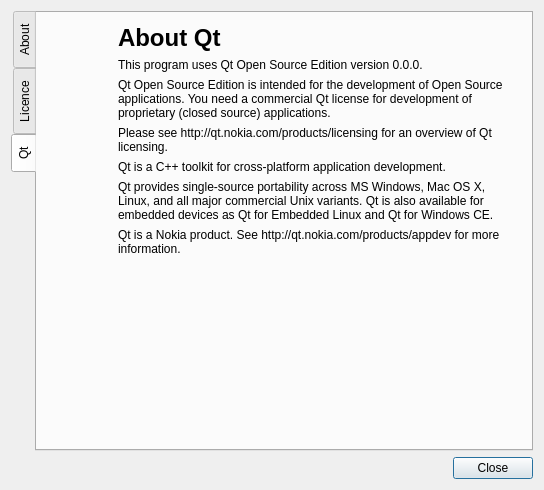
Above: src/ui/About.ui from ntadej/tano before the change. Below: the same form after it.
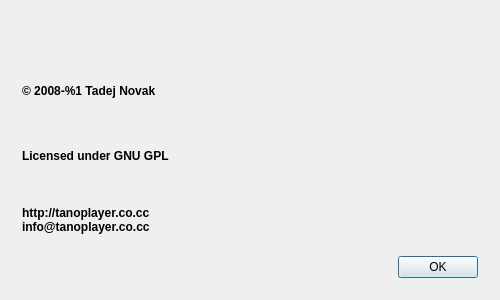
That is the form after the change. The open tabs and pages were chosen to show the change. Icons and pictures are not drawn. Custom widgets are drawn as their Qt base class.

Commit message: Redesigned About dialog, Recorder updates

What changed in the file:
```diff
--- a/src/ui/About.ui
+++ b/src/ui/About.ui
@@ -6,8 +6,8 @@
    <rect>
     <x>0</x>
     <y>0</y>
-    <width>544</width>
-    <height>490</height>
+    <width>500</width>
+    <height>300</height>
    </rect>
   </property>
   <property name="sizePolicy">
@@ -23,22 +23,13 @@
    <iconset resource="images.qrc">
     <normaloff>:/icons/images/tano.png</normaloff>:/icons/images/tano.png</iconset>
   </property>
-  <layout class="QVBoxLayout" name="verticalLayout">
+  <layout class="QVBoxLayout" name="verticalLayout_3">
    <item>
-    <widget class="QTabWidget" name="tabWidget">
-     <property name="tabPosition">
-      <enum>QTabWidget::West</enum>
-     </property>
-     <property name="currentIndex">
-      <number>0</number>
-     </property>
-     <widget class="QWidget" name="tabAbout">
-      <attribute name="title">
-       <string>About</string>
-      </attribute>
-      <layout class="QHBoxLayout" name="horizontalLayout_2">
+    <widget class="QStackedWidget" name="stackedWidget">
+     <widget class="QWidget" name="pageAbout">
+      <layout class="QVBoxLayout" name="verticalLayout_2">
        <item>
-        <layout class="QVBoxLayout" name="layoutLogo">
+        <layout class="QHBoxLayout" name="horizontalLayout_5">
          <item>
           <widget class="QLabel" name="labelLogo">
            <property name="sizePolicy">
@@ -59,341 +50,170 @@
           </widget>
          </item>
          <item>
-          <spacer name="verticalSpacer">
-           <property name="orientation">
-            <enum>Qt::Vertical</enum>
-           </property>
-           <property name="sizeHint" stdset="0">
-            <size>
-             <width>20</width>
-             <height>40</height>
-            </size>
-           </property>
-          </spacer>
-         </item>
+          <layout class="QVBoxLayout" name="verticalLayout">
          <item>
-          <widget class="QLabel" name="labelIconVlc">
+            <widget class="QLabel" name="labelName">
            <property name="pixmap">
-            <pixmap resource="images.qrc">:/icons/images/vlc.png</pixmap>
+              <pixmap resource="images.qrc">:/icons/images/name.png</pixmap>
            </property>
            <property name="alignment">
-            <set>Qt::AlignRight|Qt::AlignTrailing|Qt::AlignVCenter</set>
-           </property>
-          </widget>
-         </item>
-        </layout>
-       </item>
-       <item>
-        <layout class="QVBoxLayout" name="layoutAbout">
-         <item>
-          <widget class="QLabel" name="labelTitle">
-           <property name="text">
-            <string>&lt;h1&gt;Tano&lt;/h1&gt;</string>
+              <set>Qt::AlignCenter</set>
            </property>
           </widget>
          </item>
          <item>
           <widget class="QLabel" name="labelVersion">
-           <property name="text">
-            <string>&lt;h2&gt;&lt;/h2&gt;</string>
+             <property name="sizePolicy">
+              <sizepolicy hsizetype="Preferred" vsizetype="Maximum">
+               <horstretch>0</horstretch>
+               <verstretch>0</verstretch>
+              </sizepolicy>
+             </property>
+             <property name="alignment">
+              <set>Qt::AlignCenter</set>
            </property>
           </widget>
          </item>
+          </layout>
+         </item>
+        </layout>
+       </item>
+       <item>
+        <layout class="QHBoxLayout" name="horizontalLayout">
+         <item>
+          <layout class="QVBoxLayout" name="verticalLayout_5">
          <item>
           <widget class="QLabel" name="labelCopy">
            <property name="text">
-            <string>Copyright &amp;copy; 2008-%1 Tadej Novak&lt;br&gt;http://tanoplayer.co.cc&lt;br&gt;info@tanoplayer.co.cc</string>
-           </property>
-           <property name="openExternalLinks">
-            <bool>true</bool>
-           </property>
+              <string notr="true">&lt;h4&gt;&amp;copy; 2008-%1 Tadej Novak&lt;/h4&gt;</string>
+             </property>
           </widget>
          </item>
          <item>
-          <spacer name="verticalSpacer_3">
-           <property name="orientation">
-            <enum>Qt::Vertical</enum>
-           </property>
-           <property name="sizeType">
-            <enum>QSizePolicy::Minimum</enum>
-           </property>
-           <property name="sizeHint" stdset="0">
-            <size>
-             <width>20</width>
-             <height>20</height>
-            </size>
-           </property>
-          </spacer>
+            <widget class="QLabel" name="labelLicense">
+             <property name="text">
+              <string>&lt;h4&gt;Licensed under GNU GPL&lt;/h4&gt;</string>
+             </property>
+            </widget>
          </item>
          <item>
-          <widget class="QLabel" name="labelRecorder">
+            <widget class="QLabel" name="labelLinks">
            <property name="text">
-            <string>Recorder is powered by friptv.</string>
+              <string notr="true">&lt;h4&gt;http://tanoplayer.co.cc&lt;br&gt;info@tanoplayer.co.cc&lt;/h4&gt;</string>
            </property>
            <property name="openExternalLinks">
             <bool>true</bool>
            </property>
           </widget>
          </item>
-         <item>
-          <widget class="QLabel" name="labelIcons">
-           <property name="text">
-            <string>Crystal Icons © The Yellow Icon.</string>
-           </property>
-          </widget>
+          </layout>
          </item>
          <item>
-          <spacer name="verticalSpacer_4">
+          <spacer name="horizontalSpacer">
            <property name="orientation">
-            <enum>Qt::Vertical</enum>
+            <enum>Qt::Horizontal</enum>
            </property>
-           <property name="sizeType">
-            <enum>QSizePolicy::Minimum</enum>
-           </property>
            <property name="sizeHint" stdset="0">
             <size>
-             <width>20</width>
+             <width>40</width>
              <height>20</height>
             </size>
            </property>
           </spacer>
          </item>
          <item>
-          <widget class="QLabel" name="label">
-           <property name="text">
-            <string>&lt;b&gt;Note:&lt;/b&gt;</string>
+          <layout class="QGridLayout" name="gridLayout">
+           <property name="verticalSpacing">
+            <number>0</number>
            </property>
-          </widget>
-         </item>
-         <item>
-          <widget class="QLabel" name="labelNotes">
-           <property name="text">
-            <string>This is a development version of Tano.</string>
-           </property>
-          </widget>
-         </item>
-         <item>
-          <spacer name="verticalSpacer_2">
-           <property name="orientation">
-            <enum>Qt::Vertical</enum>
-           </property>
-           <property name="sizeHint" stdset="0">
+           <item row="1" column="0">
+            <widget class="QLabel" name="labelIconQt">
+             <property name="maximumSize">
+              <size>
+               <width>28</width>
+               <height>32</height>
+              </size>
+             </property>
+             <property name="pixmap">
+              <pixmap resource="images.qrc">:/icons/images/qt.png</pixmap>
+             </property>
+             <property name="scaledContents">
+              <bool>true</bool>
+             </property>
+            </widget>
+           </item>
+           <item row="3" column="0">
+            <widget class="QLabel" name="labelIconVlc">
+             <property name="maximumSize">
             <size>
-             <width>20</width>
-             <height>40</height>
-            </size>
-           </property>
-          </spacer>
-         </item>
-         <item>
+               <width>32</width>
+               <height>32</height>
+              </size>
+             </property>
+             <property name="pixmap">
+              <pixmap resource="images.qrc">:/icons/images/vlc.png</pixmap>
+             </property>
+             <property name="scaledContents">
+              <bool>true</bool>
+             </property>
+            </widget>
+           </item>
+           <item row="1" column="1">
+            <widget class="QLabel" name="labelQt">
+             <property name="text">
+              <string/>
+             </property>
+            </widget>
+           </item>
+           <item row="3" column="1">
           <widget class="QLabel" name="labelVlc">
            <property name="text">
             <string/>
            </property>
           </widget>
          </item>
-         <item>
-          <spacer name="verticalSpacer_7">
+           <item row="0" column="0">
+            <spacer name="verticalSpacer">
            <property name="orientation">
             <enum>Qt::Vertical</enum>
            </property>
-           <property name="sizeType">
-            <enum>QSizePolicy::Maximum</enum>
-           </property>
            <property name="sizeHint" stdset="0">
             <size>
              <width>20</width>
-             <height>15</height>
+               <height>40</height>
             </size>
            </property>
           </spacer>
+           </item>
+          </layout>
          </item>
         </layout>
        </item>
        <item>
-        <spacer name="horizontalSpacer_2">
-         <property name="orientation">
-          <enum>Qt::Horizontal</enum>
+        <widget class="QDialogButtonBox" name="buttonBox">
+         <property name="standardButtons">
+          <set>QDialogButtonBox::Ok</set>
          </property>
-         <property name="sizeHint" stdset="0">
-          <size>
-           <width>40</width>
-           <height>20</height>
-          </size>
-         </property>
-        </spacer>
+        </widget>
        </item>
       </layout>
      </widget>
-     <widget class="QWidget" name="tabLicence">
-      <attribute name="title">
-       <string>Licence</string>
-      </attribute>
-      <layout class="QVBoxLayout" name="verticalLayout_2">
+     <widget class="QWidget" name="pageLicense">
+      <layout class="QVBoxLayout" name="verticalLayout_4">
        <item>
         <widget class="License" name="widgetLicense" native="true"/>
        </item>
-      </layout>
-     </widget>
-     <widget class="QWidget" name="tabQt">
-      <attribute name="title">
-       <string>Qt</string>
-      </attribute>
-      <layout class="QHBoxLayout" name="horizontalLayout_3">
        <item>
-        <layout class="QVBoxLayout" name="verticalLayout_3">
-         <item>
-          <widget class="QLabel" name="labelQtLogo">
-           <property name="maximumSize">
-            <size>
-             <width>64</width>
-             <height>64</height>
-            </size>
-           </property>
-           <property name="pixmap">
-            <pixmap resource="images.qrc">:/icons/images/qt.png</pixmap>
-           </property>
-           <property name="scaledContents">
-            <bool>true</bool>
-           </property>
-          </widget>
-         </item>
-         <item>
-          <spacer name="verticalSpacer_5">
-           <property name="orientation">
-            <enum>Qt::Vertical</enum>
-           </property>
-           <property name="sizeHint" stdset="0">
-            <size>
-             <width>20</width>
-             <height>40</height>
-            </size>
-           </property>
-          </spacer>
-         </item>
-        </layout>
-       </item>
-       <item>
-        <layout class="QVBoxLayout" name="layoutQt">
-         <property name="sizeConstraint">
-          <enum>QLayout::SetMaximumSize</enum>
-         </property>
-         <item>
-          <widget class="QLabel" name="labelQtTitle">
+        <widget class="QPushButton" name="buttonLicense">
            <property name="text">
-            <string>&lt;h1&gt;About Qt&lt;/h1&gt;</string>
+          <string>Back</string>
            </property>
           </widget>
          </item>
-         <item>
-          <widget class="QLabel" name="labelQtVersion">
-           <property name="text">
-            <string>This program uses Qt Open Source Edition version 0.0.0.</string>
-           </property>
-           <property name="wordWrap">
-            <bool>false</bool>
-           </property>
-          </widget>
-         </item>
-         <item>
-          <widget class="QLabel" name="labelQtLicence">
-           <property name="text">
-            <string>Qt Open Source Edition is intended for the development of Open Source applications. You need a commercial Qt license for development of proprietary (closed source) applications.</string>
-           </property>
-           <property name="wordWrap">
-            <bool>true</bool>
-           </property>
-          </widget>
-         </item>
-         <item>
-          <widget class="QLabel" name="labelQtLicenceLink">
-           <property name="text">
-            <string>Please see http://qt.nokia.com/products/licensing for an overview of Qt licensing.</string>
-           </property>
-           <property name="wordWrap">
-            <bool>true</bool>
-           </property>
-           <property name="openExternalLinks">
-            <bool>true</bool>
-           </property>
-          </widget>
-         </item>
-         <item>
-          <widget class="QLabel" name="labelQtCross">
-           <property name="text">
-            <string>Qt is a C++ toolkit for cross-platform application development.</string>
-           </property>
-           <property name="wordWrap">
-            <bool>true</bool>
-           </property>
-          </widget>
-         </item>
-         <item>
-          <widget class="QLabel" name="labelQtPortable">
-           <property name="text">
-            <string>Qt provides single-source portability across MS Windows, Mac OS X, Linux, and all major commercial Unix variants. Qt is also available for embedded devices as Qt for Embedded Linux and Qt for Windows CE.</string>
-           </property>
-           <property name="wordWrap">
-            <bool>true</bool>
-           </property>
-          </widget>
-         </item>
-         <item>
-          <widget class="QLabel" name="labelQtLink">
-           <property name="text">
-            <string>Qt is a Nokia product. See http://qt.nokia.com/products/appdev for more information.</string>
-           </property>
-           <property name="wordWrap">
-            <bool>true</bool>
-           </property>
-           <property name="openExternalLinks">
-            <bool>true</bool>
-           </property>
-          </widget>
-         </item>
-         <item>
-          <spacer name="verticalSpacer_6">
-           <property name="orientation">
-            <enum>Qt::Vertical</enum>
-           </property>
-           <property name="sizeHint" stdset="0">
-            <size>
-             <width>20</width>
-             <height>40</height>
-            </size>
-           </property>
-          </spacer>
-         </item>
-        </layout>
-       </item>
-      </layout>
+      </layout>
      </widget>
     </widget>
    </item>
-   <item>
-    <layout class="QHBoxLayout" name="horizontalLayout">
-     <item>
-      <spacer name="horizontalSpacer">
-       <property name="orientation">
-        <enum>Qt::Horizontal</enum>
-       </property>
-       <property name="sizeHint" stdset="0">
-        <size>
-         <width>40</width>
-         <height>20</height>
-        </size>
-       </property>
-      </spacer>
-     </item>
-     <item>
-      <widget class="QPushButton" name="buttonClose">
-       <property name="text">
-        <string>Close</string>
-       </property>
-      </widget>
-     </item>
-    </layout>
-   </item>
   </layout>
  </widget>
  <layoutdefault spacing="6" margin="11"/>
```
Left out of the diff: 14 changed lines with no effect on the pictures. Lines whose indentation alone changed are shown as unchanged. The commit also changes 13 other files.
